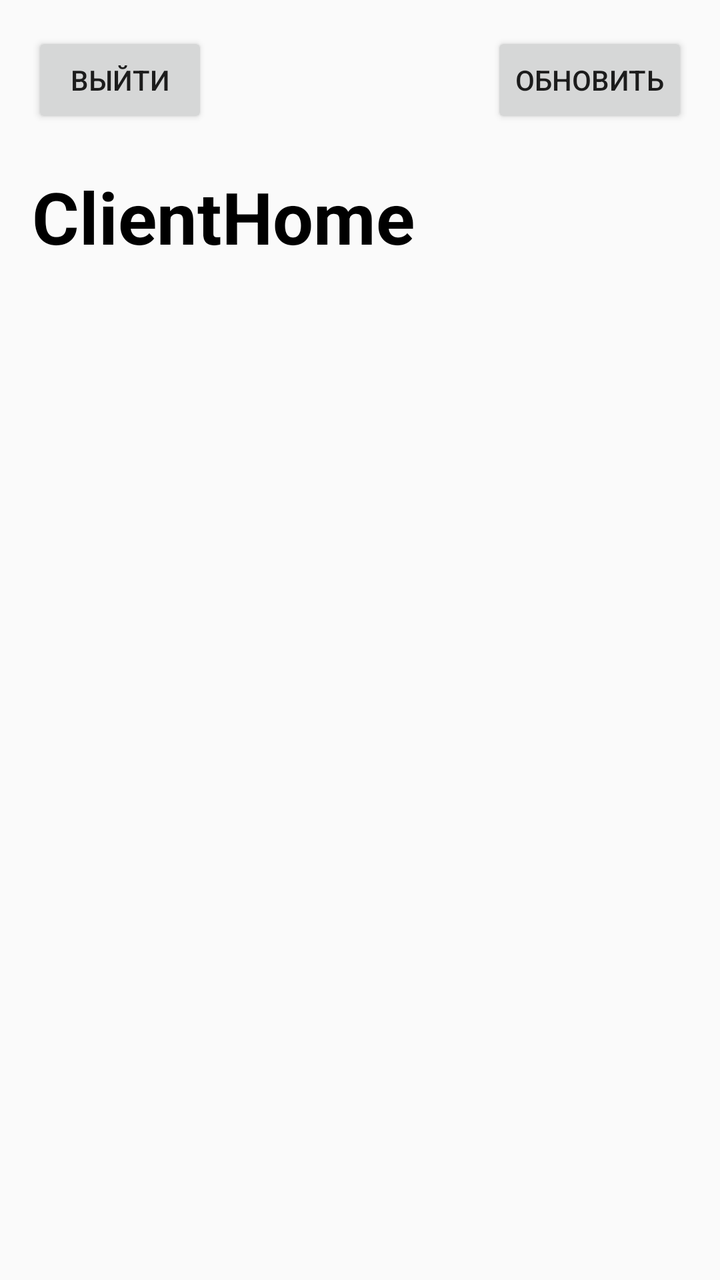
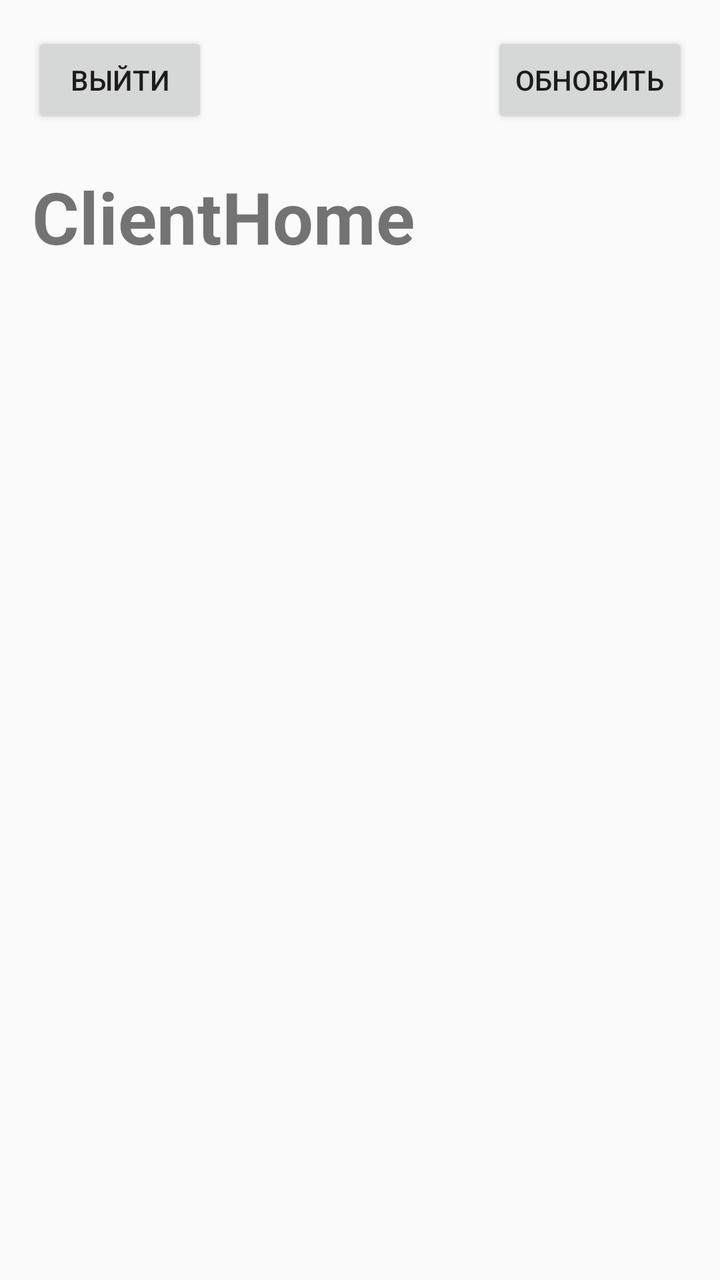

The first picture is an Android layout as it rendered before a commit; the second is the same layout after the commit. The layout source and the unified diff follow.
<!-- AndroidManifest.xml: application theme Theme.AppCompat.Light.NoActionBar -->
<!-- res/layout/activity_client_home.xml -->
<?xml version="1.0" encoding="utf-8"?>
<LinearLayout xmlns:android="http://schemas.android.com/apk/res/android"
    android:layout_width="match_parent"
    android:layout_height="match_parent"
    android:orientation="vertical"
    android:padding="16dp">

    <LinearLayout
        android:layout_width="match_parent"
        android:layout_height="wrap_content"
        android:orientation="horizontal"
        android:gravity="center_vertical">

        <Button
            android:id="@+id/logoutButton"
            android:layout_width="wrap_content"
            android:layout_height="wrap_content"
            android:text="Выйти" />

        <View
            android:layout_width="0dp"
            android:layout_height="1dp"
            android:layout_weight="1" />

        <Button
            android:id="@+id/refreshButton"
            android:layout_width="wrap_content"
            android:layout_height="wrap_content"
            android:text="Обновить" />
    </LinearLayout>

    <TextView
        android:id="@+id/titleText"
        android:layout_width="wrap_content"
        android:layout_height="wrap_content"
        android:layout_marginTop="20dp"
        android:text="ClientHome"
        android:textColor="#000000"
        android:textSize="36sp"
        android:textStyle="bold" />

    <TextView
        android:id="@+id/errorText"
        android:layout_width="match_parent"
        android:layout_height="wrap_content"
        android:layout_marginTop="16dp"
        android:textColor="#C62828"
        android:textSize="16sp" />

    <ScrollView
        android:layout_width="match_parent"
        android:layout_height="0dp"
        android:layout_marginTop="12dp"
        android:layout_weight="1">

        <TextView
            android:id="@+id/contentText"
            android:layout_width="match_parent"
            android:layout_height="wrap_content"
            android:textColor="#000000"
            android:textSize="16sp" />
    </ScrollView>

</LinearLayout>
<!-- resources referenced by this layout -->
<resources>

</resources>

<!-- the commit's change to res/layout/activity_client_home.xml (unified diff, before → after) -->
@@ -35,7 +35,7 @@
         android:layout_height="wrap_content"
         android:layout_marginTop="20dp"
         android:text="ClientHome"
-        android:textColor="#000000"
+        android:textColor="@color/app_black"
         android:textSize="36sp"
         android:textStyle="bold" />
 
@@ -44,7 +44,7 @@
         android:layout_width="match_parent"
         android:layout_height="wrap_content"
         android:layout_marginTop="16dp"
-        android:textColor="#C62828"
+        android:textColor="@color/app_danger_red"
         android:textSize="16sp" />
 
     <ScrollView
@@ -57,7 +57,7 @@
             android:id="@+id/contentText"
             android:layout_width="match_parent"
             android:layout_height="wrap_content"
-            android:textColor="#000000"
+            android:textColor="@color/app_black"
             android:textSize="16sp" />
     </ScrollView>
 
